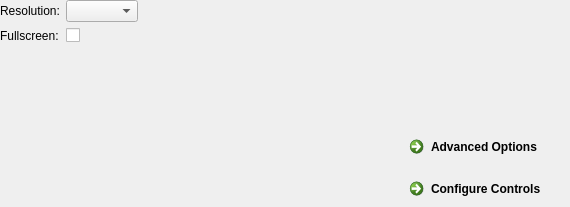
Old version of the form configwidget.ui in the repository DramaticLlamaGames/LlamaLauncher.
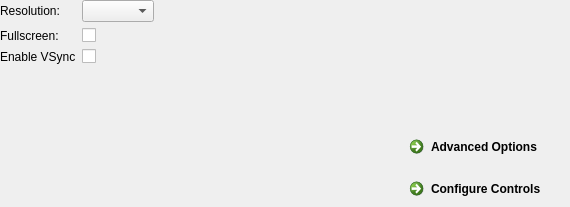
New version of the form.

Commit message: Add basic graphics settings on Linux

```diff
--- a/configwidget.ui
+++ b/configwidget.ui
@@ -43,6 +43,20 @@
        </property>
       </widget>
      </item>
+     <item row="3" column="1">
+      <widget class="QCheckBox" name="vsyncCheck">
+       <property name="text">
+        <string/>
+       </property>
+      </widget>
+     </item>
+     <item row="3" column="0">
+      <widget class="QLabel" name="label_3">
+       <property name="text">
+        <string>Enable VSync</string>
+       </property>
+      </widget>
+     </item>
     </layout>
    </item>
    <item>
```
The commit also changes 1 other file.
